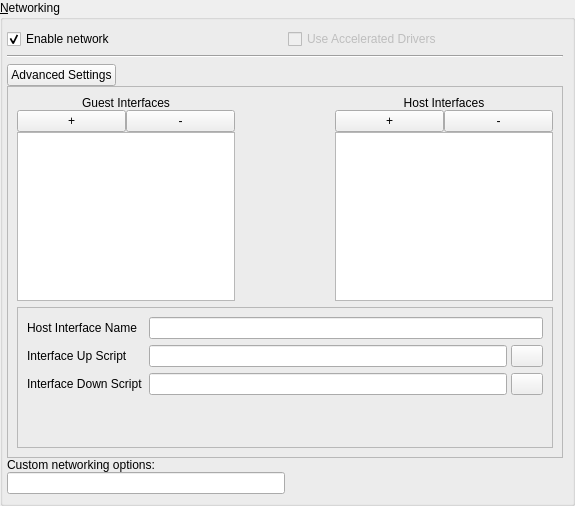
Before: the Qt Designer form ui/networkpage.ui in uwolfer/qtemu, drawn with Qt 5.
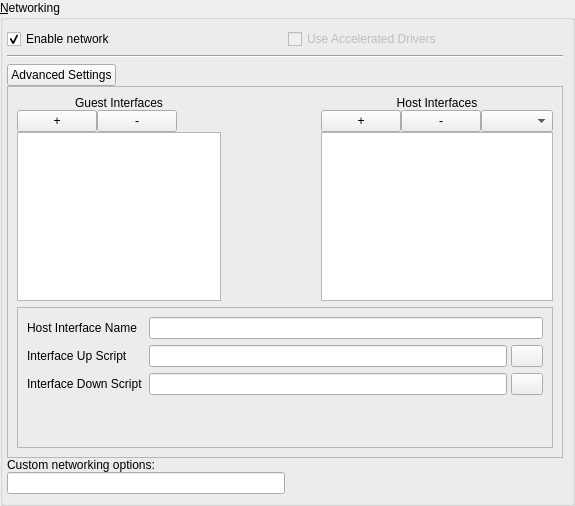
After: the same form once the commit is applied. The open tabs and pages were chosen to show the change. Icons and pictures are not drawn.

Commit message: networking model/view

The edit to the form file:
```diff
--- a/ui/networkpage.ui
+++ b/ui/networkpage.ui
@@ -280,17 +280,23 @@
                        </property>
                       </widget>
                      </item>
+                     <item>
+                      <spacer name="horizontalSpacer_4" >
+                       <property name="orientation" >
+                        <enum>Qt::Horizontal</enum>
+                       </property>
+                       <property name="sizeHint" stdset="0" >
+                        <size>
+                         <width>40</width>
+                         <height>20</height>
+                        </size>
+                       </property>
+                      </spacer>
+                     </item>
                     </layout>
                    </item>
                    <item>
-                    <widget class="QListView" name="listView" >
-                     <property name="sizePolicy" >
-                      <sizepolicy vsizetype="Expanding" hsizetype="Preferred" >
-                       <horstretch>0</horstretch>
-                       <verstretch>0</verstretch>
-                      </sizepolicy>
-                     </property>
-                    </widget>
+                    <widget class="QTableView" name="guestView" />
                    </item>
                   </layout>
                  </item>
@@ -335,17 +341,26 @@
                        </property>
                       </widget>
                      </item>
+                     <item>
+                      <spacer name="horizontalSpacer" >
+                       <property name="orientation" >
+                        <enum>Qt::Horizontal</enum>
+                       </property>
+                       <property name="sizeHint" stdset="0" >
+                        <size>
+                         <width>40</width>
+                         <height>20</height>
+                        </size>
+                       </property>
+                      </spacer>
+                     </item>
+                     <item>
+                      <widget class="QComboBox" name="hostTypeBox" />
+                     </item>
                     </layout>
                    </item>
                    <item>
-                    <widget class="QListView" name="listView_2" >
-                     <property name="sizePolicy" >
-                      <sizepolicy vsizetype="Expanding" hsizetype="Preferred" >
-                       <horstretch>0</horstretch>
-                       <verstretch>0</verstretch>
-                      </sizepolicy>
-                     </property>
-                    </widget>
+                    <widget class="QTreeView" name="hostView" />
                    </item>
                   </layout>
                  </item>
```
Left out of the diff: 46 changed lines with no effect on the pictures. The commit also changes 6 other files.
